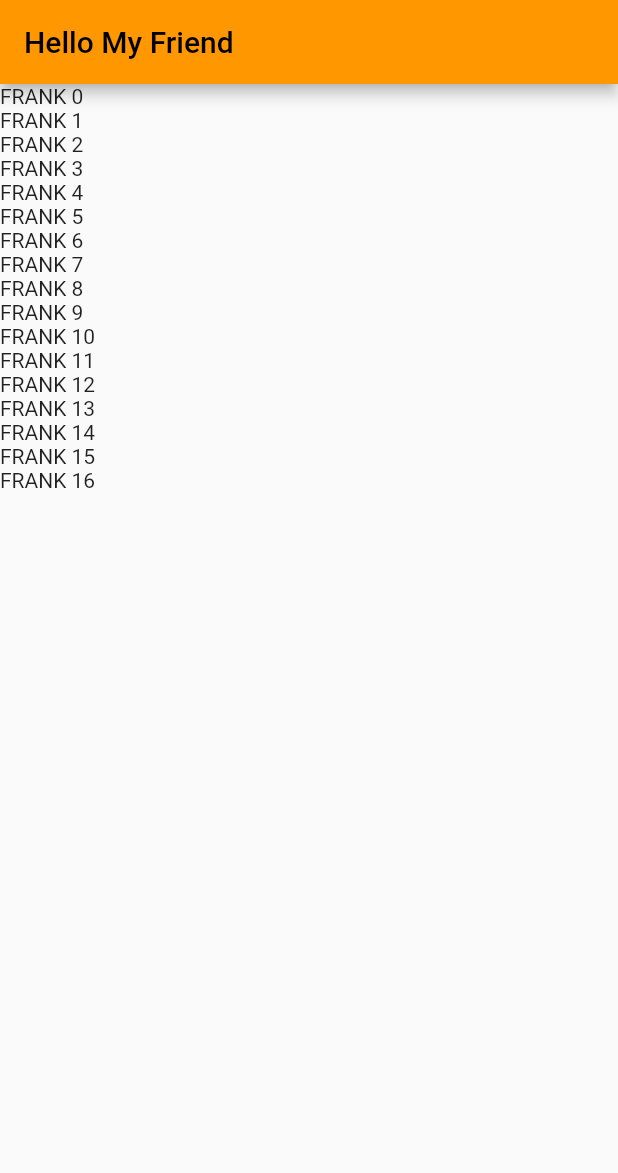
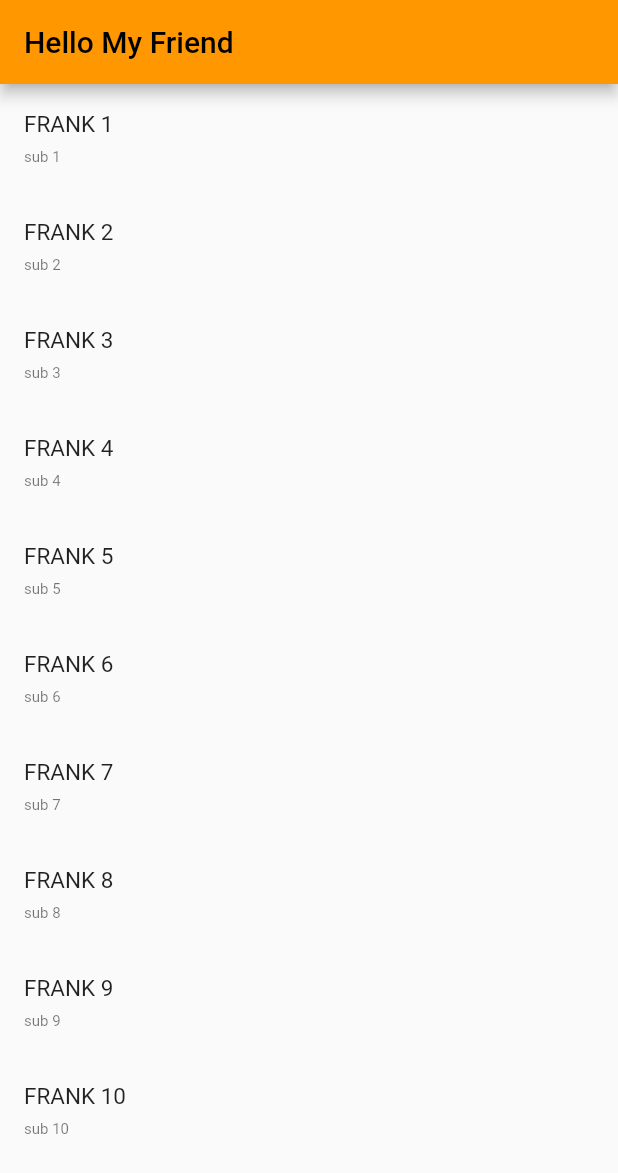
Before and after one commit to frankthanapong444/mycTapp, a Flutter app: the screen it shows after launch, on a phone screen of 412 x 824 dp. Shown: the top 1173 px of the screen. Run offline on Flutter 3.47's test engine with Material 2 defaults, Android fonts, the phone set to English and light mode, and no system bars.

Commit message:
List Widget commit

```diff
--- a/myappi/lib/main.dart
+++ b/myappi/lib/main.dart
@@ -33,7 +33,7 @@ class _MyhomepageState extends State<Myhomepage> {
       ),
       body: Center(
         child: ListView(
-          children: getData(17),
+          children: getData(10),
         ),
       ),
     );
@@ -42,7 +42,17 @@ class _MyhomepageState extends State<Myhomepage> {
   List<Widget> getData(int count) {
     List<Widget> data = [];
     for (var i = 0; i < count; i++) {
-      data.add(Text("FRANK $i "));
+      var menu = ListTile(
+        title: Text(
+          "FRANK ${i + 1}",
+          style: TextStyle(fontSize: 15),
+        ),
+        subtitle: Text(
+          "sub ${i + 1}",
+          style: TextStyle(fontSize: 10),
+        ),
+      );
+      data.add(menu);
     }
     return data;
   }
```
